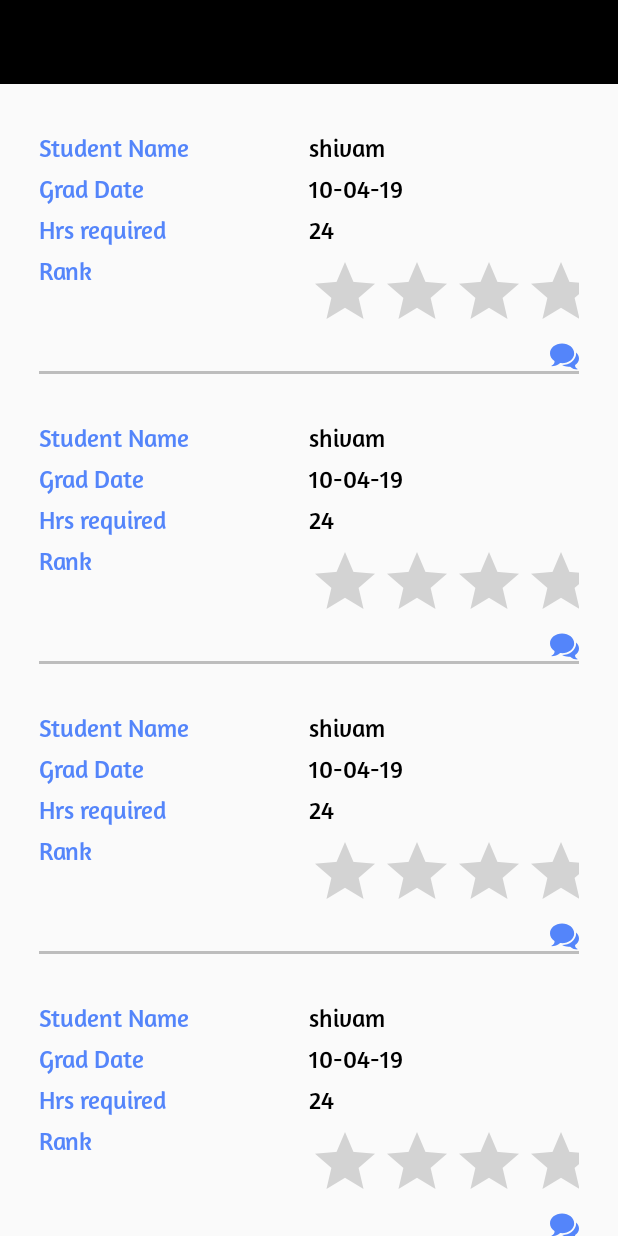
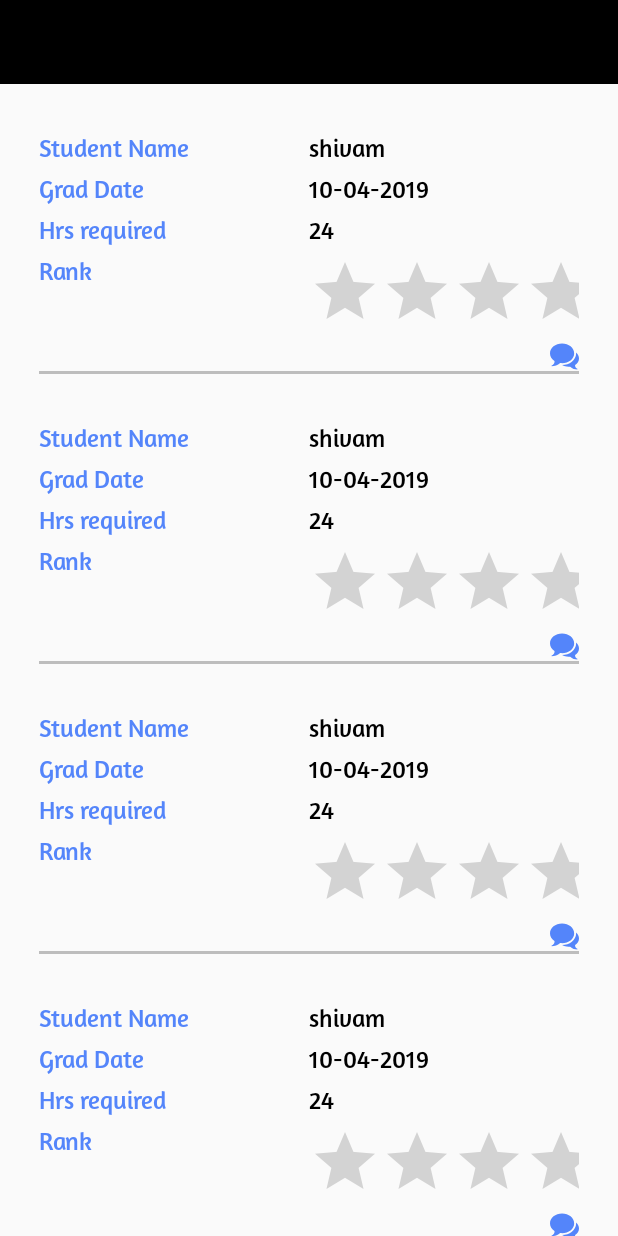
Before and after one commit to sandeepDev7466/ZOE, an Android app: the fragment TabStudentsFollowersFragment shown on its own in the app's theme, on a phone screen of 412 x 824 dp. Run offline under Robolectric (Android 15) with nearby library versions, the phone set to English and light mode, and no system bars; our stand-ins replace sdp/ssp sizes; libraries missing offline, so code that uses them is left out: com.applandeo.materialcalendarview, com.willy.ratingbar; plain views replace ScaleRatingBar; 1 statement that could not run was skipped.

Commit message:
Initial commit

```diff
--- a/app/src/main/java/com/ztp/app/View/Fragment/CSO/Event/TabNewEventFragment.java
+++ b/app/src/main/java/com/ztp/app/View/Fragment/CSO/Event/TabNewEventFragment.java
@@ -1,5 +1,6 @@
 package com.ztp.app.View.Fragment.CSO.Event;
 
+import android.annotation.SuppressLint;
 import android.app.DatePickerDialog;
 import android.arch.lifecycle.LifecycleOwner;
 import android.arch.lifecycle.Observer;
@@ -142,6 +143,7 @@ public class TabNewEventFragment extends Fragment implements OnMapReadyCallback,
 
     final Calendar myCalendar = Calendar.getInstance();
 
+    @SuppressLint("ClickableViewAccessibility")
     @Override
     public View onCreateView(LayoutInflater inflater, ViewGroup container,
                              Bundle savedInstanceState) {
--- a/app/src/main/java/com/ztp/app/View/Fragment/CSO/Students/FollowerAdapter.java
+++ b/app/src/main/java/com/ztp/app/View/Fragment/CSO/Students/FollowerAdapter.java
@@ -15,8 +15,10 @@ import com.ztp.app.Helper.MyBoldTextView;
 import com.ztp.app.Helper.MyTextView;
 import com.ztp.app.Helper.MyToast;
 import com.ztp.app.R;
+import com.ztp.app.Utils.Utility;
 import com.ztp.app.View.Fragment.CSO.Dashboard.UpcomingEventAdapter;
 
+import java.util.Date;
 import java.util.List;
 import java.util.Map;
 
@@ -51,7 +53,7 @@ class FollowerAdapter extends BaseAdapter implements View.OnClickListener {
         FollowerModel dataModel = getItem(position);
 
         Holder holder = new Holder();
-        if (view == null) {
+        if (view == null)  {
             view = LayoutInflater.from(context).inflate(R.layout.fragment_student_row, null);
             holder.tv_name = view.findViewById(R.id.tv_name);
             holder.tv_date = view.findViewById(R.id.tv_date);
@@ -66,7 +68,15 @@ class FollowerAdapter extends BaseAdapter implements View.OnClickListener {
 
 
         holder.tv_name.setText(dataModel.getName());
-        holder.tv_date.setText(dataModel.getDate());
+
+
+        Date d = Utility.convertStringToDateWithoutTime(dataModel.getDate());
+        holder.tv_date.setText(Utility.formatDateFull(d));
+
+
+       // holder.tv_date.setText(upToNCharacters);
+
+
         holder.tv_hrs.setText(dataModel.getHours());
        // holder.rb_rank.setText(dataModel.getRank());
 //        holder.date.setText(dataModel.getDate());
--- a/app/src/main/java/com/ztp/app/View/Fragment/CSO/Students/TabStudentsFollowersFragment.java
+++ b/app/src/main/java/com/ztp/app/View/Fragment/CSO/Students/TabStudentsFollowersFragment.java
@@ -33,7 +33,7 @@ public class TabStudentsFollowersFragment extends Fragment {
         {
             dataModel=new FollowerModel();
             dataModel.setName("shivam");
-            dataModel.setDate("10-04-19");
+            dataModel.setDate("2019-04-10");
             dataModel.setHours("24");
             dataModel.setRank("5");
 
--- a/app/src/main/java/com/ztp/app/View/Fragment/CSO/Students/TabStudentsVolunteersFragment.java
+++ b/app/src/main/java/com/ztp/app/View/Fragment/CSO/Students/TabStudentsVolunteersFragment.java
@@ -37,7 +37,7 @@ public class TabStudentsVolunteersFragment extends Fragment {
             volunteerModel=new VolunteerModel();
             volunteerModel.setName("Gospel in the park: Helping the Homeless night");
             volunteerModel.setDescrip("Music,food and clothing,shoes,blanket to be distributed at Williams park St petersburg-focus and talking with homeless");
-            volunteerModel.setDate("10-04-19");
+            volunteerModel.setDate("2019-04-10");
             volunteerModel.setTime("24:15");
             volunteerModel.setStudent_name("Abhishek Mishra");
             volunteerModel.setRank("5");
```
Also changed, not shown: app/src/main/java/com/ztp/app/View/Activity/Common/EditProfileActivity.java (+6 -4 lines), app/src/main/java/com/ztp/app/View/Fragment/CSO/Students/VolunteerAdapter.java (+10 -1 lines), app/src/main/res/layout/fragment_tab_new_event.xml (+7 -4 lines), app/src/main/java/com/ztp/app/Viewmodel/CsoRegisterStep_1ViewModel.java (line endings or trailing spaces).
